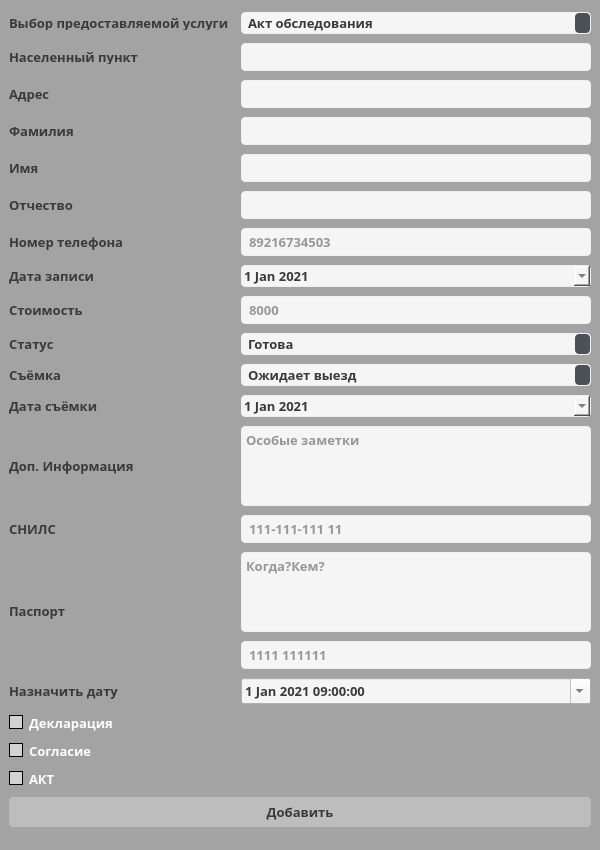
Old version of the form ui/addFormUi.ui in the repository JavelinSx/kadastr.
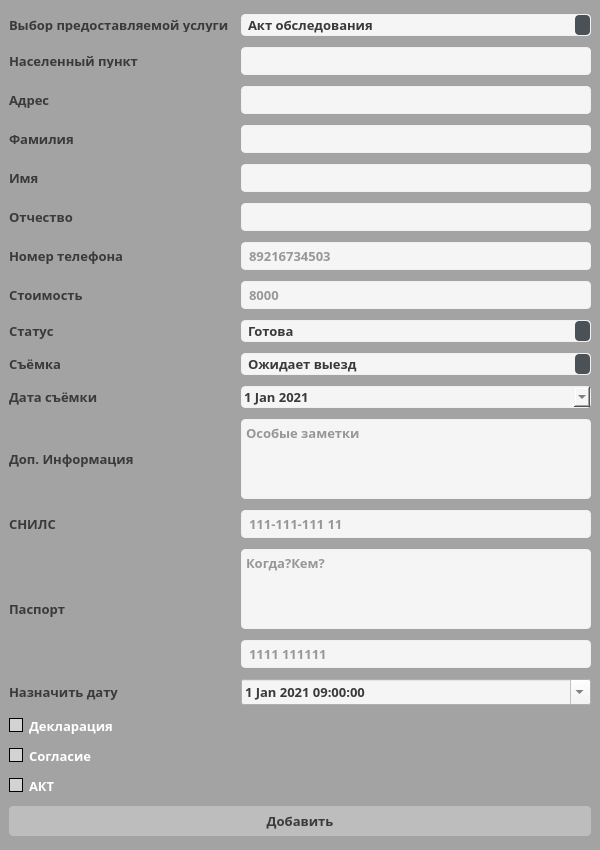
New version of the form. Icons and pictures are not drawn.

The edit to the form file:
```diff
--- a/ui/addFormUi.ui
+++ b/ui/addFormUi.ui
@@ -810,8 +810,119 @@
     </font>
    </property>
    <layout class="QGridLayout" name="gridLayout">
+    <item row="24" column="0">
+     <widget class="QCheckBox" name="checkBoxDeclaration">
+      <property name="font">
+       <font>
+        <family>Kartika</family>
+        <pointsize>10</pointsize>
+        <weight>75</weight>
+        <bold>true</bold>
+       </font>
+      </property>
+      <property name="text">
+       <string>Декларация</string>
+      </property>
+     </widget>
+    </item>
+    <item row="16" column="2">
+     <widget class="QTextEdit" name="textEditInfo">
+      <property name="sizePolicy">
+       <sizepolicy hsizetype="Fixed" vsizetype="Fixed">
+        <horstretch>0</horstretch>
+        <verstretch>0</verstretch>
+       </sizepolicy>
+      </property>
+      <property name="minimumSize">
+       <size>
+        <width>350</width>
+        <height>80</height>
+       </size>
+      </property>
+      <property name="maximumSize">
+       <size>
+        <width>350</width>
+        <height>80</height>
+       </size>
+      </property>
+      <property name="font">
+       <font>
+        <family>Kartika</family>
+        <pointsize>10</pointsize>
+        <weight>75</weight>
+        <bold>true</bold>
+       </font>
+      </property>
+      <property name="placeholderText">
+       <string>Особые заметки</string>
+      </property>
+     </widget>
+    </item>
+    <item row="18" column="2">
+     <widget class="QLineEdit" name="lineEditSnils">
+      <property name="font">
+       <font>
+        <family>Kartika</family>
+        <pointsize>10</pointsize>
+        <weight>75</weight>
+        <bold>true</bold>
+       </font>
+      </property>
+      <property name="text">
+       <string/>
+      </property>
+      <property name="maxLength">
+       <number>14</number>
+      </property>
+      <property name="placeholderText">
+       <string>111-111-111 11</string>
+      </property>
+     </widget>
+    </item>
+    <item row="5" column="2">
+     <widget class="QLineEdit" name="lineEditCity">
+      <property name="font">
+       <font>
+        <family>Kartika</family>
+        <pointsize>10</pointsize>
+        <weight>75</weight>
+        <bold>true</bold>
+       </font>
+      </property>
+     </widget>
+    </item>
+    <item row="16" column="0">
+     <widget class="QLabel" name="labelInfo">
+      <property name="font">
+       <font>
+        <family>Kartika</family>
+        <pointsize>10</pointsize>
+        <weight>75</weight>
+        <bold>true</bold>
+       </font>
+      </property>
+      <property name="text">
+       <string>Доп. Информация</string>
+      </property>
+     </widget>
+    </item>
+    <item row="23" column="0">
+     <widget class="QLabel" name="labelDate1">
+      <property name="font">
+       <font>
+        <family>Kartika</family>
+        <pointsize>10</pointsize>
+        <weight>75</weight>
+        <bold>true</bold>
+       </font>
+      </property>
+      <property name="text">
+       <string>Назначить дату </string>
+      </property>
+     </widget>
+    </item>
     <item row="12" column="2">
-     <widget class="QDateEdit" name="dateEditDate">
+     <widget class="QLineEdit" name="lineEditPrice">
       <property name="font">
        <font>
         <family>Kartika</family>
@@ -820,23 +931,13 @@
         <bold>true</bold>
        </font>
       </property>
-      <property name="calendarPopup">
-       <bool>true</bool>
+      <property name="placeholderText">
+       <string>8000</string>
       </property>
-      <property name="timeSpec">
-       <enum>Qt::UTC</enum>
-      </property>
-      <property name="date">
-       <date>
-        <year>2021</year>
-        <month>1</month>
-        <day>1</day>
-       </date>
-      </property>
      </widget>
     </item>
-    <item row="11" column="0">
-     <widget class="QLabel" name="labelTelefone">
+    <item row="12" column="0">
+     <widget class="QLabel" name="labelPrice">
       <property name="font">
        <font>
         <family>Kartika</family>
@@ -846,22 +947,7 @@
        </font>
       </property>
       <property name="text">
-       <string>Номер телефона</string>
-      </property>
-     </widget>
-    </item>
-    <item row="26" column="0">
-     <widget class="QCheckBox" name="checkBoxConsent">
-      <property name="font">
-       <font>
-        <family>Kartika</family>
-        <pointsize>10</pointsize>
-        <weight>75</weight>
-        <bold>true</bold>
-       </font>
-      </property>
-      <property name="text">
-       <string>Согласие</string>
+       <string>Стоимость</string>
       </property>
      </widget>
     </item>
@@ -927,7 +1013,7 @@
       </item>
      </widget>
     </item>
-    <item row="16" column="0">
+    <item row="15" column="0">
      <widget class="QLabel" name="labelDataWork">
       <property name="font">
        <font>
@@ -942,6 +1028,141 @@
       </property>
      </widget>
     </item>
+    <item row="26" column="0">
+     <widget class="QCheckBox" name="checkBoxAct">
+      <property name="font">
+       <font>
+        <family>Kartika</family>
+        <pointsize>10</pointsize>
+        <weight>75</weight>
+        <bold>true</bold>
+       </font>
+      </property>
+      <property name="text">
+       <string>АКТ</string>
+      </property>
+     </widget>
+    </item>
+    <item row="23" column="2">
+     <widget class="QDateTimeEdit" name="dateTimeEdit">
+      <property name="font">
+       <font>
+        <family>Kartika</family>
+        <pointsize>10</pointsize>
+        <weight>75</weight>
+        <bold>true</bold>
+       </font>
+      </property>
+      <property name="dateTime">
+       <datetime>
+        <hour>9</hour>
+        <minute>0</minute>
+        <second>0</second>
+        <year>2021</year>
+        <month>1</month>
+        <day>1</day>
+       </datetime>
+      </property>
+      <property name="maximumTime">
+       <time>
+        <hour>18</hour>
+        <minute>0</minute>
+        <second>0</second>
+       </time>
+      </property>
+      <property name="minimumTime">
+       <time>
+        <hour>9</hour>
+        <minute>0</minute>
+        <second>0</second>
+       </time>
+      </property>
+      <property name="calendarPopup">
+       <bool>true</bool>
+      </property>
+      <property name="timeSpec">
+       <enum>Qt::LocalTime</enum>
+      </property>
+     </widget>
+    </item>
+    <item row="13" column="0">
+     <widget class="QLabel" name="labelStatus">
+      <property name="font">
+       <font>
+        <family>Kartika</family>
+        <pointsize>10</pointsize>
+        <weight>75</weight>
+        <bold>true</bold>
+       </font>
+      </property>
+      <property name="text">
+       <string>Статус</string>
+      </property>
+     </widget>
+    </item>
+    <item row="22" column="2">
+     <widget class="QLineEdit" name="lineEditSeries">
+      <property name="font">
+       <font>
+        <family>Kartika</family>
+        <pointsize>10</pointsize>
+        <weight>75</weight>
+        <bold>true</bold>
+       </font>
+      </property>
+      <property name="maxLength">
+       <number>11</number>
+      </property>
+      <property name="placeholderText">
+       <string>1111 111111</string>
+      </property>
+     </widget>
+    </item>
+    <item row="21" column="0" rowspan="2">
+     <widget class="QLabel" name="labelPassport">
+      <property name="font">
+       <font>
+        <family>Kartika</family>
+        <pointsize>10</pointsize>
+        <weight>75</weight>
+        <bold>true</bold>
+       </font>
+      </property>
+      <property name="text">
+       <string>Паспорт</string>
+      </property>
+     </widget>
+    </item>
+    <item row="25" column="0">
+     <widget class="QCheckBox" name="checkBoxConsent">
+      <property name="font">
+       <font>
+        <family>Kartika</family>
+        <pointsize>10</pointsize>
+        <weight>75</weight>
+        <bold>true</bold>
+       </font>
+      </property>
+      <property name="text">
+       <string>Согласие</string>
+      </property>
+     </widget>
+    </item>
+    <item row="11" column="0">
+     <widget class="QLabel" name="labelTelefone">
+      <property name="font">
+       <font>
+        <family>Kartika</family>
+        <pointsize>10</pointsize>
+        <weight>75</weight>
+        <bold>true</bold>
+       </font>
+      </property>
+      <property name="text">
+       <string>Номер телефона</string>
+      </property>
+     </widget>
+    </item>
     <item row="11" column="2">
      <widget class="QLineEdit" name="lineEditTelefone">
       <property name="font">
@@ -960,6 +1181,30 @@
       </property>
      </widget>
     </item>
+    <item row="5" column="0">
+     <widget class="QLabel" name="labelCity">
+      <property name="maximumSize">
+       <size>
+        <width>16777215</width>
+        <height>15</height>
+       </size>
+      </property>
+      <property name="font">
+       <font>
+        <family>Kartika</family>
+        <pointsize>10</pointsize>
+        <weight>75</weight>
+        <bold>true</bold>
+       </font>
+      </property>
+      <property name="text">
+       <string>Населенный пункт</string>
+      </property>
+      <property name="alignment">
+       <set>Qt::AlignLeading|Qt::AlignLeft|Qt::AlignVCenter</set>
+      </property>
+     </widget>
+    </item>
     <item row="3" column="0">
      <widget class="QLabel" name="labelService">
       <property name="sizePolicy">
@@ -990,30 +1235,6 @@
       </property>
      </widget>
     </item>
-    <item row="5" column="0">
-     <widget class="QLabel" name="labelCity">
-      <property name="maximumSize">
-       <size>
-        <width>16777215</width>
-        <height>15</height>
-       </size>
-      </property>
-      <property name="font">
-       <font>
-        <family>Kartika</family>
-        <pointsize>10</pointsize>
-        <weight>75</weight>
-        <bold>true</bold>
-       </font>
-      </property>
-      <property name="text">
-       <string>Населенный пункт</string>
-      </property>
-      <property name="alignment">
-       <set>Qt::AlignLeading|Qt::AlignLeft|Qt::AlignVCenter</set>
-      </property>
-     </widget>
-    </item>
     <item row="10" column="2">
      <widget class="QLineEdit" name="lineEditMiddleName">
       <property name="font">
@@ -1026,7 +1247,7 @@
       </property>
      </widget>
     </item>
-    <item row="14" column="2">
+    <item row="13" column="2">
      <widget class="QComboBox" name="comboBoxStatus">
       <property name="font">
        <font>
@@ -1053,7 +1274,7 @@
       </item>
      </widget>
     </item>
-    <item row="15" column="0">
+    <item row="14" column="0">
      <widget class="QLabel" name="labelWork">
       <property name="font">
        <font>
@@ -1080,8 +1301,35 @@
       </property>
      </widget>
     </item>
+    <item row="8" column="2">
+     <widget class="QLineEdit" name="lineEditSurname">
+      <property name="font">
+       <font>
+        <family>Kartika</family>
+        <pointsize>10</pointsize>
+        <weight>75</weight>
+        <bold>true</bold>
+       </font>
+      </property>
+     </widget>
+    </item>
+    <item row="8" column="0">
+     <widget class="QLabel" name="labelSurname">
+      <property name="font">
+       <font>
+        <family>Kartika</family>
+        <pointsize>10</pointsize>
+        <weight>75</weight>
+        <bold>true</bold>
+       </font>
+      </property>
+      <property name="text">
+       <string>Фамилия</string>
+      </property>
+     </widget>
+    </item>
     <item row="15" column="2">
-     <widget class="QComboBox" name="comboBoxWork">
+     <widget class="QDateEdit" name="dateEditDataWork">
       <property name="font">
        <font>
         <family>Kartika</family>
@@ -1090,25 +1338,65 @@
         <bold>true</bold>
        </font>
       </property>
-      <item>
-       <property name="text">
-        <string>Ожидает выезд</string>
-       </property>
-      </item>
-      <item>
-       <property name="text">
-        <string>В обработке</string>
-       </property>
-      </item>
-      <item>
-       <property name="text">
-        <string>Готова</string>
-       </property>
-      </item>
+      <property name="calendarPopup">
+       <bool>true</bool>
+      </property>
+      <property name="date">
+       <date>
+        <year>2021</year>
+        <month>1</month>
+        <day>1</day>
+       </date>
+      </property>
      </widget>
     </item>
-    <item row="10" column="0">
-     <widget class="QLabel" name="labelMiddleName">
+    <item row="21" column="2">
+     <widget class="QTextEdit" name="textEditPassport">
+      <property name="sizePolicy">
+       <sizepolicy hsizetype="Fixed" vsizetype="Fixed">
+        <horstretch>0</horstretch>
+        <verstretch>0</verstretch>
+       </sizepolicy>
+      </property>
+      <property name="minimumSize">
+       <size>
+        <width>350</width>
+        <height>80</height>
+       </size>
+      </property>
+      <property name="maximumSize">
+       <size>
+        <width>355</width>
+        <height>80</height>
+       </size>
+      </property>
+      <property name="font">
+       <font>
+        <family>Kartika</family>
+        <pointsize>10</pointsize>
+        <weight>75</weight>
+        <bold>true</bold>
+       </font>
+      </property>
+      <property name="placeholderText">
+       <string>Когда?Кем?</string>
+      </property>
+     </widget>
+    </item>
+    <item row="7" column="2">
+     <widget class="QLineEdit" name="lineEditAddress">
+      <property name="font">
+       <font>
+        <family>Kartika</family>
+        <pointsize>10</pointsize>
+        <weight>75</weight>
+        <bold>true</bold>
+       </font>
+      </property>
+     </widget>
+    </item>
+    <item row="18" column="0">
+     <widget class="QLabel" name="labelSnils">
       <property name="font">
        <font>
         <family>Kartika</family>
@@ -1118,7 +1406,7 @@
        </font>
       </property>
       <property name="text">
-       <string>Отчество</string>
+       <string>СНИЛС</string>
       </property>
      </widget>
     </item>
@@ -1152,7 +1440,7 @@
       </property>
      </widget>
     </item>
-    <item row="52" column="0" colspan="3">
+    <item row="51" column="0" colspan="3">
      <widget class="QPushButton" name="pushButton">
       <property name="minimumSize">
        <size>
@@ -1173,8 +1461,8 @@
       </property>
      </widget>
     </item>
-    <item row="19" column="0">
-     <widget class="QLabel" name="labelSnils">
+    <item row="14" column="2">
+     <widget class="QComboBox" name="comboBoxWork">
       <property name="font">
        <font>
         <family>Kartika</family>
@@ -1183,13 +1471,25 @@
         <bold>true</bold>
        </font>
       </property>
-      <property name="text">
-       <string>СНИЛС</string>
-      </property>
+      <item>
+       <property name="text">
+        <string>Ожидает выезд</string>
+       </property>
+      </item>
+      <item>
+       <property name="text">
+        <string>В обработке</string>
+       </property>
+      </item>
+      <item>
+       <property name="text">
+        <string>Готова</string>
+       </property>
+      </item>
      </widget>
     </item>
-    <item row="8" column="0">
-     <widget class="QLabel" name="labelSurname">
+    <item row="10" column="0">
+     <widget class="QLabel" name="labelMiddleName">
       <property name="font">
        <font>
         <family>Kartika</family>
@@ -1199,347 +1499,7 @@
        </font>
       </property>
       <property name="text">
-       <string>Фамилия</string>
-      </property>
-     </widget>
-    </item>
-    <item row="16" column="2">
-     <widget class="QDateEdit" name="dateEditDataWork">
-      <property name="font">
-       <font>
-        <family>Kartika</family>
-        <pointsize>10</pointsize>
-        <weight>75</weight>
-        <bold>true</bold>
-       </font>
-      </property>
-      <property name="calendarPopup">
-       <bool>true</bool>
-      </property>
-      <property name="date">
-       <date>
-        <year>2021</year>
-        <month>1</month>
-        <day>1</day>
-       </date>
-      </property>
-     </widget>
-    </item>
-    <item row="8" column="2">
-     <widget class="QLineEdit" name="lineEditSurname">
-      <property name="font">
-       <font>
-        <family>Kartika</family>
-        <pointsize>10</pointsize>
-        <weight>75</weight>
-        <bold>true</bold>
-       </font>
-      </property>
-     </widget>
-    </item>
-    <item row="22" column="2">
-     <widget class="QTextEdit" name="textEditPassport">
-      <property name="sizePolicy">
-       <sizepolicy hsizetype="Fixed" vsizetype="Fixed">
-        <horstretch>0</horstretch>
-        <verstretch>0</verstretch>
-       </sizepolicy>
-      </property>
-      <property name="minimumSize">
-       <size>
-        <width>350</width>
-        <height>80</height>
-       </size>
-      </property>
-      <property name="maximumSize">
-       <size>
-        <width>355</width>
-        <height>80</height>
-       </size>
-      </property>
-      <property name="font">
-       <font>
-        <family>Kartika</family>
-        <pointsize>10</pointsize>
-        <weight>75</weight>
-        <bold>true</bold>
-       </font>
-      </property>
-      <property name="placeholderText">
-       <string>Когда?Кем?</string>
-      </property>
-     </widget>
-    </item>
-    <item row="7" column="2">
-     <widget class="QLineEdit" name="lineEditAddress">
-      <property name="font">
-       <font>
-        <family>Kartika</family>
-        <pointsize>10</pointsize>
-        <weight>75</weight>
-        <bold>true</bold>
-       </font>
-      </property>
-     </widget>
-    </item>
-    <item row="19" column="2">
-     <widget class="QLineEdit" name="lineEditSnils">
-      <property name="font">
-       <font>
-        <family>Kartika</family>
-        <pointsize>10</pointsize>
-        <weight>75</weight>
-        <bold>true</bold>
-       </font>
-      </property>
-      <property name="text">
-       <string/>
-      </property>
-      <property name="maxLength">
-       <number>14</number>
-      </property>
-      <property name="placeholderText">
-       <string>111-111-111 11</string>
-      </property>
-     </widget>
-    </item>
-    <item row="5" column="2">
-     <widget class="QLineEdit" name="lineEditCity">
-      <property name="font">
-       <font>
-        <family>Kartika</family>
-        <pointsize>10</pointsize>
-        <weight>75</weight>
-        <bold>true</bold>
-       </font>
-      </property>
-     </widget>
-    </item>
-    <item row="24" column="0">
-     <widget class="QLabel" name="labelDate1">
-      <property name="font">
-       <font>
-        <family>Kartika</family>
-        <pointsize>10</pointsize>
-        <weight>75</weight>
-        <bold>true</bold>
-       </font>
-      </property>
-      <property name="text">
-       <string>Назначить дату </string>
-      </property>
-     </widget>
-    </item>
-    <item row="17" column="0">
-     <widget class="QLabel" name="labelInfo">
-      <property name="font">
-       <font>
-        <family>Kartika</family>
-        <pointsize>10</pointsize>
-        <weight>75</weight>
-        <bold>true</bold>
-       </font>
-      </property>
-      <property name="text">
-       <string>Доп. Информация</string>
-      </property>
-     </widget>
-    </item>
-    <item row="13" column="2">
-     <widget class="QLineEdit" name="lineEditPrice">
-      <property name="font">
-       <font>
-        <family>Kartika</family>
-        <pointsize>10</pointsize>
-        <weight>75</weight>
-        <bold>true</bold>
-       </font>
-      </property>
-      <property name="placeholderText">
-       <string>8000</string>
-      </property>
-     </widget>
-    </item>
-    <item row="13" column="0">
-     <widget class="QLabel" name="labelPrice">
-      <property name="font">
-       <font>
-        <family>Kartika</family>
-        <pointsize>10</pointsize>
-        <weight>75</weight>
-        <bold>true</bold>
-       </font>
-      </property>
-      <property name="text">
-       <string>Стоимость</string>
-      </property>
-     </widget>
-    </item>
-    <item row="12" column="0">
-     <widget class="QLabel" name="labelDate">
-      <property name="font">
-       <font>
-        <family>Kartika</family>
-        <pointsize>10</pointsize>
-        <weight>75</weight>
-        <bold>true</bold>
-       </font>
-      </property>
-      <property name="text">
-       <string>Дата записи</string>
-      </property>
-     </widget>
-    </item>
-    <item row="17" column="2">
-     <widget class="QTextEdit" name="textEditInfo">
-      <property name="sizePolicy">
-       <sizepolicy hsizetype="Fixed" vsizetype="Fixed">
-        <horstretch>0</horstretch>
-        <verstretch>0</verstretch>
-       </sizepolicy>
-      </property>
-      <property name="minimumSize">
-       <size>
-        <width>350</width>
-        <height>80</height>
-       </size>
-      </property>
-      <property name="maximumSize">
-       <size>
-        <width>350</width>
-        <height>80</height>
-       </size>
-      </property>
-      <property name="font">
-       <font>
-        <family>Kartika</family>
-        <pointsize>10</pointsize>
-        <weight>75</weight>
-        <bold>true</bold>
-       </font>
-      </property>
-      <property name="placeholderText">
-       <string>Особые заметки</string>
-      </property>
-     </widget>
-    </item>
-    <item row="25" column="0">
-     <widget class="QCheckBox" name="checkBoxDeclaration">
-      <property name="font">
-       <font>
-        <family>Kartika</family>
-        <pointsize>10</pointsize>
-        <weight>75</weight>
-        <bold>true</bold>
-       </font>
-      </property>
-      <property name="text">
-       <string>Декларация</string>
-      </property>
-     </widget>
-    </item>
-    <item row="27" column="0">
-     <widget class="QCheckBox" name="checkBoxAct">
-      <property name="font">
-       <font>
-        <family>Kartika</family>
-        <pointsize>10</pointsize>
-        <weight>75</weight>
-        <bold>true</bold>
-       </font>
-      </property>
-      <property name="text">
-       <string>АКТ</string>
-      </property>
-     </widget>
-    </item>
-    <item row="14" column="0">
-     <widget class="QLabel" name="labelStatus">
-      <property name="font">
-       <font>
-        <family>Kartika</family>
-        <pointsize>10</pointsize>
-        <weight>75</weight>
-        <bold>true</bold>
-       </font>
-      </property>
-      <property name="text">
-       <string>Статус</string>
-      </property>
-     </widget>
-    </item>
-    <item row="24" column="2">
-     <widget class="QDateTimeEdit" name="dateTimeEdit">
-      <property name="font">
-       <font>
-        <family>Kartika</family>
-        <pointsize>10</pointsize>
-        <weight>75</weight>
-        <bold>true</bold>
-       </font>
-      </property>
-      <property name="dateTime">
-       <datetime>
-        <hour>9</hour>
-        <minute>0</minute>
-        <second>0</second>
-        <year>2021</year>
-        <month>1</month>
-        <day>1</day>
-       </datetime>
-      </property>
-      <property name="maximumTime">
-       <time>
-        <hour>18</hour>
-        <minute>0</minute>
-        <second>0</second>
-       </time>
-      </property>
-      <property name="minimumTime">
-       <time>
-        <hour>9</hour>
-        <minute>0</minute>
-        <second>0</second>
-       </time>
-      </property>
-      <property name="calendarPopup">
-       <bool>true</bool>
-      </property>
-      <property name="timeSpec">
-       <enum>Qt::LocalTime</enum>
-      </property>
-     </widget>
-    </item>
-    <item row="23" column="2">
-     <widget class="QLineEdit" name="lineEditSeries">
-      <property name="font">
-       <font>
-        <family>Kartika</family>
-        <pointsize>10</pointsize>
-        <weight>75</weight>
-        <bold>true</bold>
-       </font>
-      </property>
-      <property name="maxLength">
-       <number>11</number>
-      </property>
-      <property name="placeholderText">
-       <string>1111 111111</string>
-      </property>
-     </widget>
-    </item>
-    <item row="22" column="0" rowspan="2">
-     <widget class="QLabel" name="labelPassport">
-      <property name="font">
-       <font>
-        <family>Kartika</family>
-        <pointsize>10</pointsize>
-        <weight>75</weight>
-        <bold>true</bold>
-       </font>
-      </property>
-      <property name="text">
-       <string>Паспорт</string>
+       <string>Отчество</string>
       </property>
      </widget>
     </item>
```
Left out of the diff: 1 changed line with no effect on the pictures.
